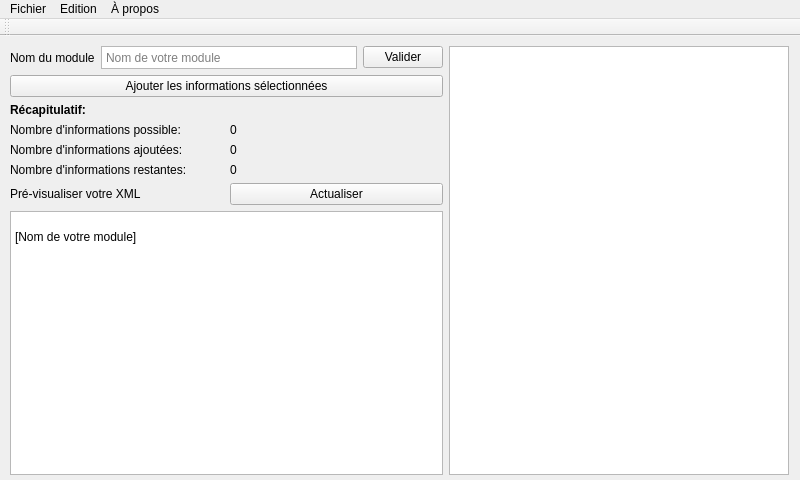
The window that XMLCreator/mainwindow.ui (OCADrone/Desktop) describes before a commit, drawn with Qt 5.
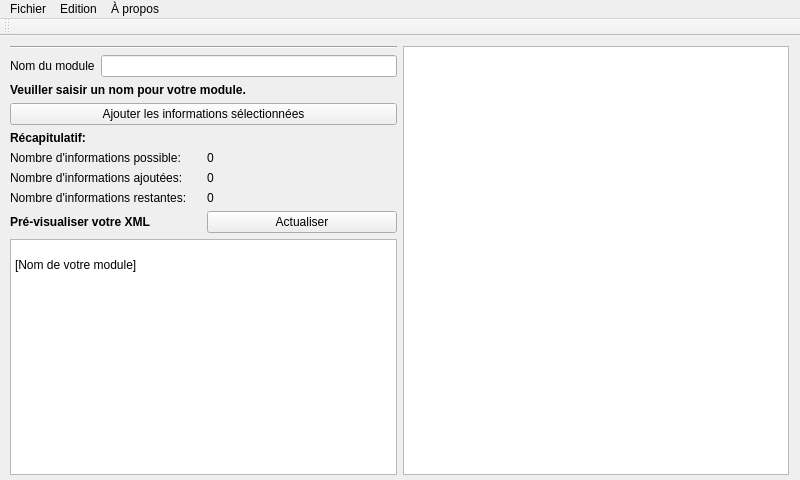
The same window after the commit.

Commit message: [XMLCreator] - Selection, updated XML and save is working. GUI is not finished yet.

```diff
--- a/XMLCreator/mainwindow.ui
+++ b/XMLCreator/mainwindow.ui
@@ -29,6 +29,13 @@
     <layout class="QGridLayout" name="gridLayout_2">
      <item row="0" column="0">
       <layout class="QVBoxLayout" name="verticalLayout_2">
+       <item>
+        <widget class="Line" name="line">
+         <property name="orientation">
+          <enum>Qt::Horizontal</enum>
+         </property>
+        </widget>
+       </item>
        <item>
         <layout class="QHBoxLayout" name="horizontalLayout">
          <item>
@@ -39,29 +46,22 @@
           </widget>
          </item>
          <item>
-          <widget class="QTextEdit" name="textEdit">
-           <property name="maximumSize">
-            <size>
-             <width>16777215</width>
-             <height>23</height>
-            </size>
-           </property>
-           <property name="html">
-            <string>&lt;!DOCTYPE HTML PUBLIC &quot;-//W3C//DTD HTML 4.0//EN&quot; &quot;http://www.w3.org/TR/REC-html40/strict.dtd&quot;&gt;
-&lt;html&gt;&lt;head&gt;&lt;meta name=&quot;qrichtext&quot; content=&quot;1&quot; /&gt;&lt;style type=&quot;text/css&quot;&gt;
-p, li { white-space: pre-wrap; }
-&lt;/style&gt;&lt;/head&gt;&lt;body style=&quot; font-family:'MS Shell Dlg 2'; font-size:8.25pt; font-weight:400; font-style:normal;&quot;&gt;
-&lt;p style=&quot;-qt-paragraph-type:empty; margin-top:0px; margin-bottom:0px; margin-left:0px; margin-right:0px; -qt-block-indent:0; text-indent:0px;&quot;&gt;&lt;br /&gt;&lt;/p&gt;&lt;/body&gt;&lt;/html&gt;</string>
-           </property>
-           <property name="placeholderText">
-            <string>Nom de votre module</string>
-           </property>
-          </widget>
+          <widget class="QLineEdit" name="modulename_field"/>
          </item>
+        </layout>
+       </item>
+       <item>
+        <layout class="QHBoxLayout" name="horizontalLayout_8">
          <item>
-          <widget class="QPushButton" name="pushButton_2">
+          <widget class="QLabel" name="messagefield">
+           <property name="font">
+            <font>
+             <weight>75</weight>
+             <bold>true</bold>
+            </font>
+           </property>
            <property name="text">
-            <string>Valider</string>
+            <string>Veuiller saisir un nom pour votre module.</string>
            </property>
           </widget>
          </item>
@@ -153,6 +153,12 @@
         <layout class="QHBoxLayout" name="horizontalLayout_7">
          <item>
           <widget class="QLabel" name="label_9">
+           <property name="font">
+            <font>
+             <weight>75</weight>
+             <bold>true</bold>
+            </font>
+           </property>
            <property name="text">
             <string>Pré-visualiser votre XML</string>
            </property>
```
Left out of the diff: 27 changed lines with no effect on the pictures. The commit also changes 6 other files.
